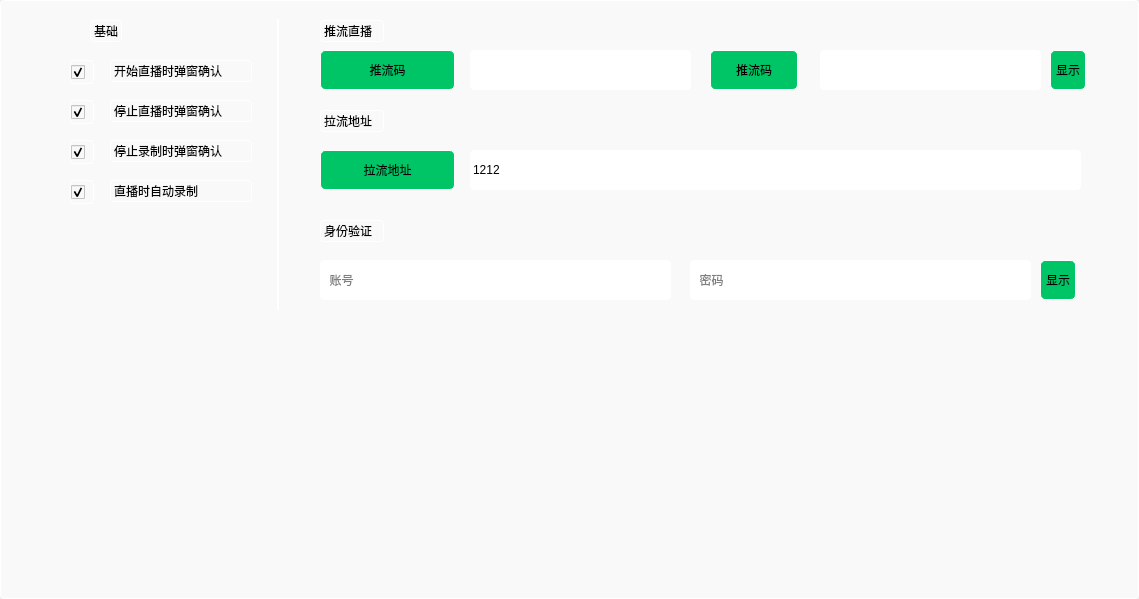
Above: UI/gbs/bizWidgets/GBSBizSettingBasic.ui from huangjingpei/myobs before the change. Below: the same form after it.
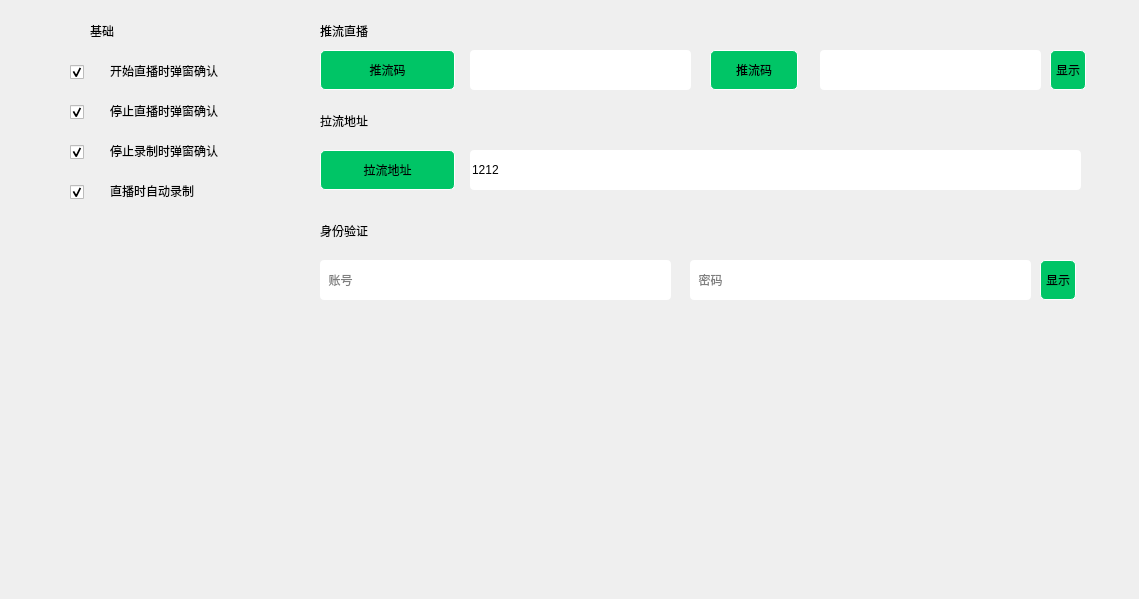
That is the form after the change.

Patch:
```diff
--- a/UI/gbs/bizWidgets/GBSBizSettingBasic.ui
+++ b/UI/gbs/bizWidgets/GBSBizSettingBasic.ui
@@ -23,8 +23,7 @@
     </rect>
    </property>
    <property name="styleSheet">
-    <string notr="true">background-color:#F9F9F9;
-border: 1px solid  #FFFFFF;
+    <string notr="true">nborder: 1px solid  #FFFFFF;
 border-radius: 4px;
 </string>
    </property>
```
